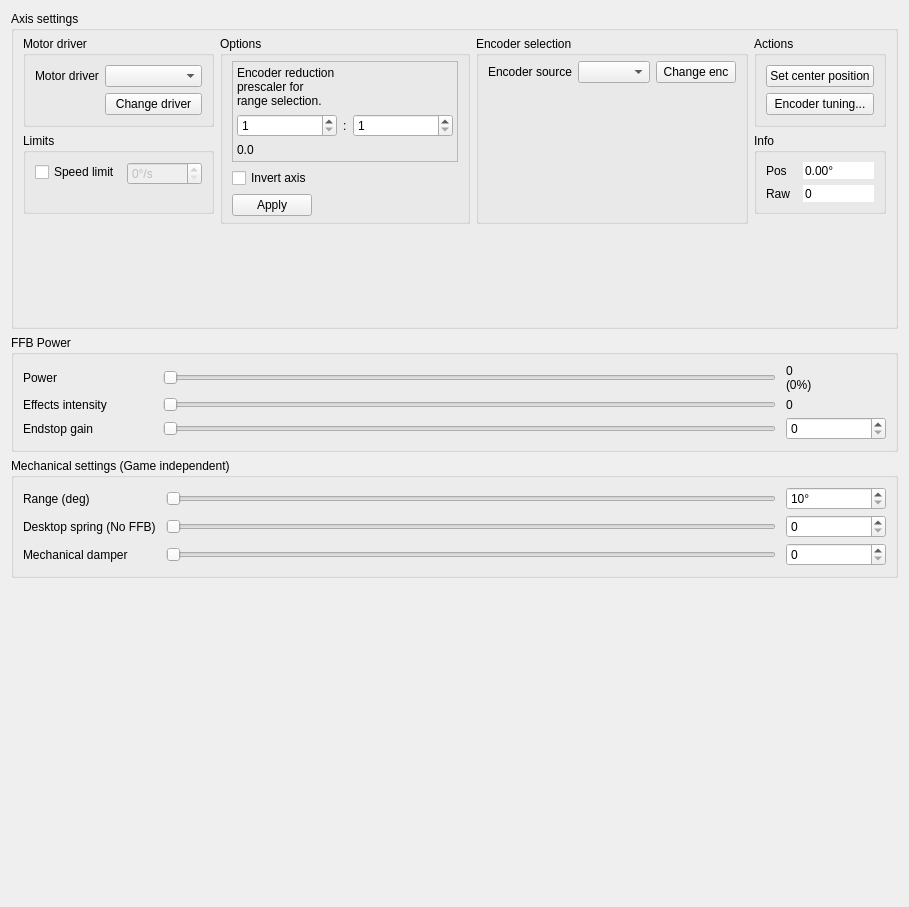
This is res/axis_ui.ui in Ultrawipf/OpenFFBoard-configurator as Qt 5 draws it before an edit. The edited form follows.
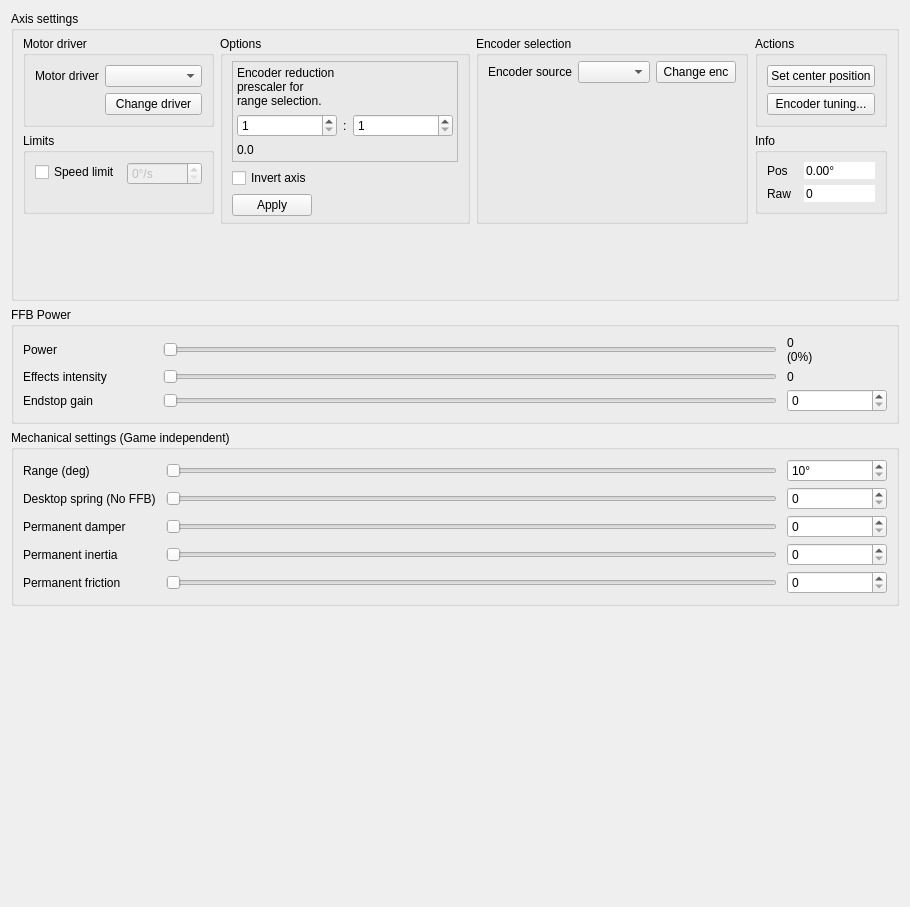
This is the edited form.

Commit message: Added permanent inertia and friction effect sliders

What changed in the file:
```diff
--- a/res/axis_ui.ui
+++ b/res/axis_ui.ui
@@ -6,7 +6,7 @@
    <rect>
     <x>0</x>
     <y>0</y>
-    <width>825</width>
+    <width>910</width>
     <height>907</height>
    </rect>
   </property>
@@ -526,36 +526,13 @@
      <property name="title">
       <string>Mechanical settings (Game independent)</string>
      </property>
-     <layout class="QGridLayout" name="gridLayout_6" rowstretch="0,0,0" columnstretch="0,0,0" columnminimumwidth="130,0,0">
+     <layout class="QGridLayout" name="gridLayout_6" rowstretch="0,0,0,0,0" columnstretch="0,0,0,0" columnminimumwidth="130,0,0,0">
       <property name="horizontalSpacing">
        <number>10</number>
       </property>
       <property name="verticalSpacing">
        <number>5</number>
       </property>
-      <item row="2" column="0">
-       <widget class="QLabel" name="label_damper">
-        <property name="toolTip">
-         <string>&lt;html&gt;&lt;head/&gt;&lt;body&gt;&lt;p&gt;Independent damper is an always on damper effect to smooth out acceleration spikes.&lt;/p&gt;&lt;/body&gt;&lt;/html&gt;</string>
-        </property>
-        <property name="text">
-         <string>Mechanical damper</string>
-        </property>
-       </widget>
-      </item>
-      <item row="2" column="1">
-       <widget class="QSlider" name="horizontalSlider_damper">
-        <property name="toolTip">
-         <string>&lt;html&gt;&lt;head/&gt;&lt;body&gt;&lt;p&gt;Independent damper is an always on damper effect to smooth out acceleration spikes&lt;/p&gt;&lt;/body&gt;&lt;/html&gt;</string>
-        </property>
-        <property name="maximum">
-         <number>255</number>
-        </property>
-        <property name="orientation">
-         <enum>Qt::Horizontal</enum>
-        </property>
-       </widget>
-      </item>
       <item row="1" column="0">
        <widget class="QLabel" name="label_8">
         <property name="toolTip">
@@ -566,48 +543,30 @@
         </property>
        </widget>
       </item>
-      <item row="0" column="2">
-       <widget class="QSpinBox" name="spinBox_range">
-        <property name="minimumSize">
-         <size>
-          <width>100</width>
-          <height>0</height>
-         </size>
-        </property>
-        <property name="keyboardTracking">
-         <bool>false</bool>
-        </property>
-        <property name="suffix">
-         <string>°</string>
-        </property>
-        <property name="minimum">
-         <number>10</number>
-        </property>
-        <property name="maximum">
-         <number>32767</number>
-        </property>
-        <property name="singleStep">
-         <number>10</number>
-        </property>
-       </widget>
-      </item>
       <item row="2" column="2">
-       <widget class="QSpinBox" name="spinBox_damper">
-        <property name="minimumSize">
-         <size>
-          <width>100</width>
-          <height>0</height>
-         </size>
-        </property>
-        <property name="keyboardTracking">
-         <bool>false</bool>
+       <widget class="QSlider" name="horizontalSlider_damper">
+        <property name="toolTip">
+         <string>&lt;html&gt;&lt;head/&gt;&lt;body&gt;&lt;p&gt;Independent damper is an always on damper effect to smooth out acceleration spikes&lt;/p&gt;&lt;/body&gt;&lt;/html&gt;</string>
         </property>
         <property name="maximum">
          <number>255</number>
         </property>
+        <property name="orientation">
+         <enum>Qt::Horizontal</enum>
+        </property>
        </widget>
       </item>
-      <item row="1" column="2">
+      <item row="2" column="0">
+       <widget class="QLabel" name="label_damper">
+        <property name="toolTip">
+         <string>&lt;html&gt;&lt;head/&gt;&lt;body&gt;&lt;p&gt;Independent damper is an always on damper effect to smooth out acceleration spikes.&lt;/p&gt;&lt;/body&gt;&lt;/html&gt;</string>
+        </property>
+        <property name="text">
+         <string>Permanent damper</string>
+        </property>
+       </widget>
+      </item>
+      <item row="1" column="3">
        <widget class="QSpinBox" name="spinBox_idlespring">
         <property name="minimumSize">
          <size>
@@ -629,25 +588,6 @@
         </property>
        </widget>
       </item>
-      <item row="1" column="1">
-       <widget class="QSlider" name="horizontalSlider_idle">
-        <property name="toolTip">
-         <string>&lt;html&gt;&lt;head/&gt;&lt;body&gt;&lt;p&gt;Centering force when FFB is inactive&lt;/p&gt;&lt;/body&gt;&lt;/html&gt;</string>
-        </property>
-        <property name="maximum">
-         <number>255</number>
-        </property>
-        <property name="value">
-         <number>0</number>
-        </property>
-        <property name="sliderPosition">
-         <number>0</number>
-        </property>
-        <property name="orientation">
-         <enum>Qt::Horizontal</enum>
-        </property>
-       </widget>
-      </item>
       <item row="0" column="0">
        <widget class="QLabel" name="label_5">
         <property name="toolTip">
@@ -658,7 +598,67 @@
         </property>
        </widget>
       </item>
-      <item row="0" column="1">
+      <item row="1" column="2">
+       <widget class="QSlider" name="horizontalSlider_idle">
+        <property name="toolTip">
+         <string>&lt;html&gt;&lt;head/&gt;&lt;body&gt;&lt;p&gt;Centering force when FFB is inactive&lt;/p&gt;&lt;/body&gt;&lt;/html&gt;</string>
+        </property>
+        <property name="maximum">
+         <number>255</number>
+        </property>
+        <property name="value">
+         <number>0</number>
+        </property>
+        <property name="sliderPosition">
+         <number>0</number>
+        </property>
+        <property name="orientation">
+         <enum>Qt::Horizontal</enum>
+        </property>
+       </widget>
+      </item>
+      <item row="0" column="3">
+       <widget class="QSpinBox" name="spinBox_range">
+        <property name="minimumSize">
+         <size>
+          <width>100</width>
+          <height>0</height>
+         </size>
+        </property>
+        <property name="keyboardTracking">
+         <bool>false</bool>
+        </property>
+        <property name="suffix">
+         <string>°</string>
+        </property>
+        <property name="minimum">
+         <number>10</number>
+        </property>
+        <property name="maximum">
+         <number>32767</number>
+        </property>
+        <property name="singleStep">
+         <number>10</number>
+        </property>
+       </widget>
+      </item>
+      <item row="2" column="3">
+       <widget class="QSpinBox" name="spinBox_damper">
+        <property name="minimumSize">
+         <size>
+          <width>100</width>
+          <height>0</height>
+         </size>
+        </property>
+        <property name="keyboardTracking">
+         <bool>false</bool>
+        </property>
+        <property name="maximum">
+         <number>255</number>
+        </property>
+       </widget>
+      </item>
+      <item row="0" column="2">
        <widget class="QSlider" name="horizontalSlider_degrees">
         <property name="minimum">
          <number>10</number>
@@ -677,6 +677,66 @@
         </property>
        </widget>
       </item>
+      <item row="3" column="0">
+       <widget class="QLabel" name="label_inertia">
+        <property name="text">
+         <string>Permanent inertia</string>
+        </property>
+       </widget>
+      </item>
+      <item row="4" column="0">
+       <widget class="QLabel" name="label_friction">
+        <property name="text">
+         <string>Permanent friction</string>
+        </property>
+       </widget>
+      </item>
+      <item row="3" column="2">
+       <widget class="QSlider" name="horizontalSlider_inertia">
+        <property name="maximum">
+         <number>255</number>
+        </property>
+        <property name="orientation">
+         <enum>Qt::Horizontal</enum>
+        </property>
+       </widget>
+      </item>
+      <item row="4" column="2">
+       <widget class="QSlider" name="horizontalSlider_friction">
+        <property name="maximum">
+         <number>255</number>
+        </property>
+        <property name="orientation">
+         <enum>Qt::Horizontal</enum>
+        </property>
+       </widget>
+      </item>
+      <item row="3" column="3">
+       <widget class="QSpinBox" name="spinBox_inertia">
+        <property name="minimumSize">
+         <size>
+          <width>100</width>
+          <height>0</height>
+         </size>
+        </property>
+        <property name="maximum">
+         <number>255</number>
+        </property>
+       </widget>
+      </item>
+      <item row="4" column="3">
+       <widget class="QSpinBox" name="spinBox_friction">
+        <property name="minimumSize">
+         <size>
+          <width>100</width>
+          <height>0</height>
+         </size>
+        </property>
+        <property name="maximum">
+         <number>255</number>
+        </property>
+       </widget>
+      </item>
      </layout>
     </widget>
    </item>
```
Left out of the diff: 64 changed lines with no effect on the pictures. The commit also changes 1 other file.
